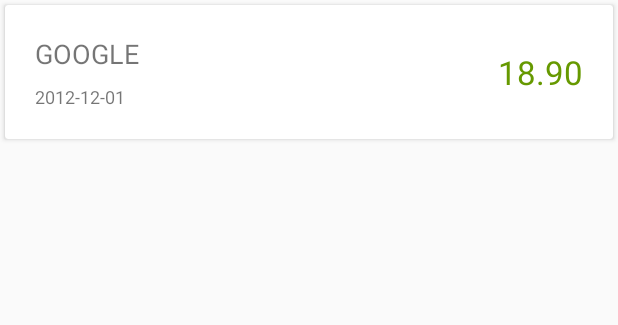
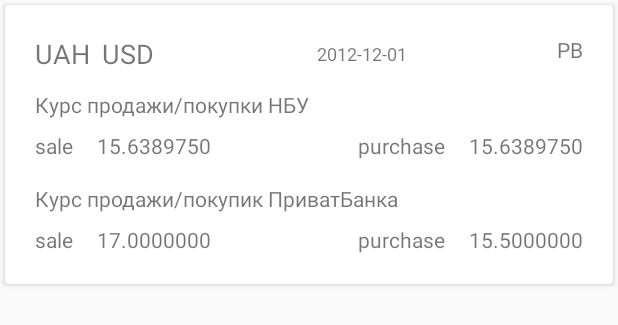
Before and after one commit to NickIvantsov/RxJavaExemple, an Android app: the layout stock_update_item.xml on its own in the app's theme, with its tools: preview values and no code run, on a phone screen of 412 x 824 dp. Shown: the top 325 px of the screen. Run offline under Robolectric (Android 15) with nearby library versions, the phone set to English and light mode, and no system bars; network calls fail.

Commit message:
создал DTO для парсинга ответов PB, модифицировал элемент создержащий курс с определенной валютой, добавил разрешение для доступа к интернету

```diff
--- a/app/src/main/AndroidManifest.xml
+++ b/app/src/main/AndroidManifest.xml
@@ -1,7 +1,7 @@
 <?xml version="1.0" encoding="utf-8"?>
 <manifest xmlns:android="http://schemas.android.com/apk/res/android"
     package="com.gmail.rxjavaexemple">
-
+    <uses-permission android:name="android.permission.INTERNET" />
     <application
         android:name=".AppApplication"
         android:allowBackup="true"
--- a/app/src/main/res/layout/stock_update_item.xml
+++ b/app/src/main/res/layout/stock_update_item.xml
@@ -12,33 +12,138 @@
         android:padding="20dp">
 
         <TextView
-            android:id="@+id/stock_item_symbol"
+            android:id="@+id/baseCurrency"
             android:layout_width="wrap_content"
             android:layout_height="match_parent"
-            android:text="GOOGLE"
+            android:text="UAH"
             android:textSize="18sp"
             app:layout_constraintStart_toStartOf="parent"
             app:layout_constraintTop_toTopOf="parent" />
 
         <TextView
-            android:id="@+id/stock_item_price"
+            android:id="@+id/date"
             android:layout_width="wrap_content"
-            android:layout_height="match_parent"
-            android:text="18.90"
-            android:textColor="@android:color/holo_green_dark"
-            android:textSize="22sp"
-            app:layout_constraintBottom_toBottomOf="parent"
+            android:layout_height="wrap_content"
+            android:layout_marginStart="8dp"
+            android:text="2012-12-01"
+            android:textSize="12sp"
+            app:layout_constraintBottom_toBottomOf="@+id/currency"
+            app:layout_constraintEnd_toStartOf="@+id/bank"
+            app:layout_constraintStart_toEndOf="@+id/currency"
+            app:layout_constraintTop_toTopOf="@+id/currency" />
+
+        <TextView
+            android:id="@+id/currency"
+            android:layout_width="wrap_content"
+            android:layout_height="wrap_content"
+            android:layout_marginStart="8dp"
+            android:text="USD"
+            android:textSize="18sp"
+            app:layout_constraintBottom_toBottomOf="@+id/baseCurrency"
+            app:layout_constraintStart_toEndOf="@+id/baseCurrency"
+            app:layout_constraintTop_toTopOf="@+id/baseCurrency"
+            app:layout_constraintVertical_bias="0.0" />
+
+        <TextView
+            android:id="@+id/saleRateNB"
+            android:layout_width="wrap_content"
+            android:layout_height="wrap_content"
+            android:layout_marginStart="16dp"
+            android:text="15.6389750"
+            app:layout_constraintBottom_toBottomOf="@+id/textView8"
+            app:layout_constraintStart_toEndOf="@+id/textView8"
+            app:layout_constraintTop_toTopOf="@+id/textView8" />
+
+        <TextView
+            android:id="@+id/purchaseRateNB"
+            android:layout_width="wrap_content"
+            android:layout_height="wrap_content"
+            android:text="15.6389750"
+            app:layout_constraintBottom_toBottomOf="@+id/textView9"
+            app:layout_constraintEnd_toEndOf="parent"
+            app:layout_constraintTop_toTopOf="@+id/textView9" />
+
+        <TextView
+            android:id="@+id/saleRate"
+            android:layout_width="wrap_content"
+            android:layout_height="wrap_content"
+            android:layout_marginStart="16dp"
+            android:text="17.0000000"
+            app:layout_constraintBottom_toBottomOf="@+id/textView14"
+            app:layout_constraintStart_toEndOf="@+id/textView14"
+            app:layout_constraintTop_toTopOf="@+id/textView14" />
+
+        <TextView
+            android:id="@+id/purchaseRate"
+            android:layout_width="wrap_content"
+            android:layout_height="wrap_content"
+            android:text="15.5000000"
+            app:layout_constraintBottom_toBottomOf="@+id/textView15"
+            app:layout_constraintEnd_toEndOf="parent"
+            app:layout_constraintTop_toTopOf="@+id/textView15" />
+
+        <TextView
+            android:id="@+id/textView8"
+            android:layout_width="wrap_content"
+            android:layout_height="wrap_content"
+            android:layout_marginTop="8dp"
+            android:text="sale"
+            app:layout_constraintStart_toStartOf="parent"
+            app:layout_constraintTop_toBottomOf="@+id/textView11" />
+
+        <TextView
+            android:id="@+id/textView14"
+            android:layout_width="wrap_content"
+            android:layout_height="wrap_content"
+            android:layout_marginTop="8dp"
+            android:text="sale"
+            app:layout_constraintStart_toStartOf="parent"
+            app:layout_constraintTop_toBottomOf="@+id/textView13" />
+
+        <TextView
+            android:id="@+id/textView9"
+            android:layout_width="wrap_content"
+            android:layout_height="wrap_content"
+            android:layout_marginEnd="16dp"
+            android:text="purchase"
+            app:layout_constraintBottom_toBottomOf="@+id/saleRateNB"
+            app:layout_constraintEnd_toStartOf="@+id/purchaseRateNB"
+            app:layout_constraintTop_toTopOf="@+id/saleRateNB" />
+
+        <TextView
+            android:id="@+id/textView15"
+            android:layout_width="wrap_content"
+            android:layout_height="wrap_content"
+            android:layout_marginEnd="16dp"
+            android:text="purchase"
+            app:layout_constraintBottom_toBottomOf="@+id/saleRate"
+            app:layout_constraintEnd_toStartOf="@+id/purchaseRate"
+            app:layout_constraintTop_toTopOf="@+id/saleRate" />
+
+        <TextView
+            android:id="@+id/bank"
+            android:layout_width="wrap_content"
+            android:layout_height="wrap_content"
+            android:text="PB"
             app:layout_constraintEnd_toEndOf="parent"
             app:layout_constraintTop_toTopOf="parent" />
 
         <TextView
-            android:id="@+id/stock_item_date"
+            android:id="@+id/textView11"
             android:layout_width="wrap_content"
             android:layout_height="wrap_content"
-            android:layout_marginTop="8dp"
-            android:text="2012-12-01"
-            android:textSize="12sp"
+            android:layout_marginTop="16dp"
+            android:text="Курс продажи/покупки НБУ"
             app:layout_constraintStart_toStartOf="parent"
-            app:layout_constraintTop_toBottomOf="@+id/stock_item_symbol" />
+            app:layout_constraintTop_toBottomOf="@+id/date" />
+
+        <TextView
+            android:id="@+id/textView13"
+            android:layout_width="wrap_content"
+            android:layout_height="wrap_content"
+            android:layout_marginTop="16dp"
+            android:text="Курс продажи/покупик ПриватБанка"
+            app:layout_constraintStart_toStartOf="parent"
+            app:layout_constraintTop_toBottomOf="@+id/textView9" />
     </androidx.constraintlayout.widget.ConstraintLayout>
 </androidx.cardview.widget.CardView>
```
Also changed, not shown: app/src/main/java/com/gmail/rxjavaexemple/HelloWorldActivity.kt (+96 -41 lines), app/src/main/java/com/gmail/rxjavaexemple/net/RetrofitYahooServiceFactory.kt (added, +56 -0 lines).
